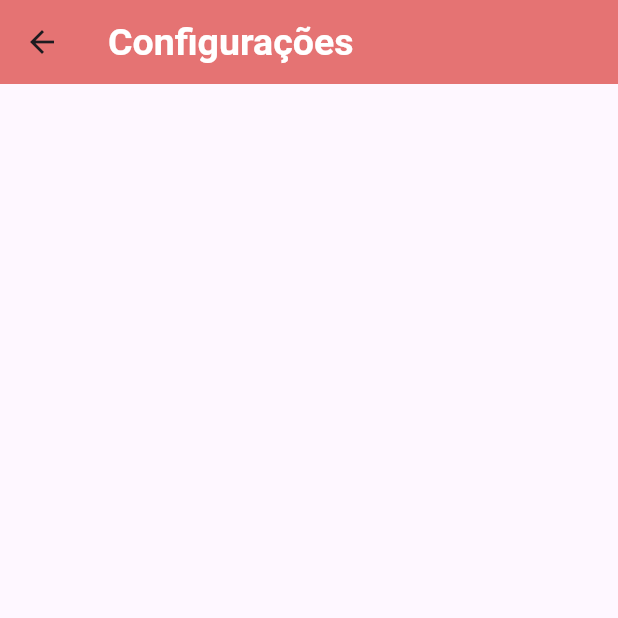
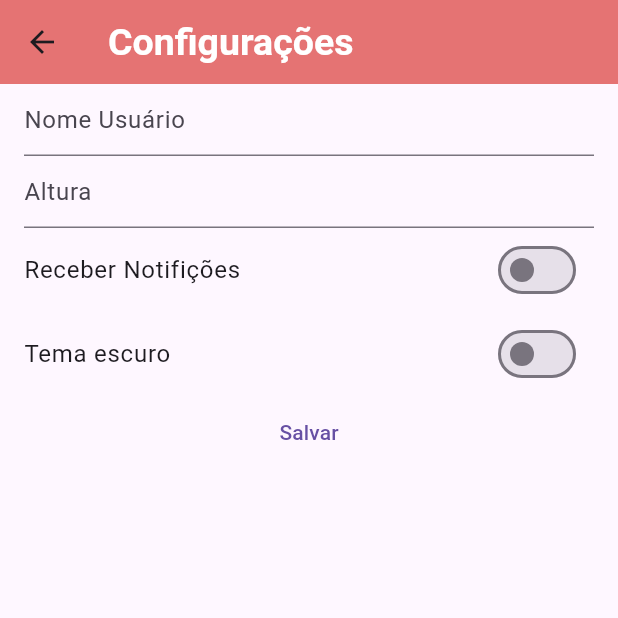
Before and after one commit to Lucaasshq/trilhaapp-dio, a Flutter app: the ConfiguracoesPage screen opened directly, on a phone screen of 412 x 824 dp, the top half of it. Run offline on Flutter 3.47's test engine with Material 3 defaults, Android fonts, the phone set to English and light mode, and no system bars; our stand-ins replace google_fonts, shared_preferences; accounts and stored records are empty.

Commit message:
add functions settings

```diff
--- a/lib/pages/configuracoes_page.dart
+++ b/lib/pages/configuracoes_page.dart
@@ -1,4 +1,6 @@
+import 'package:flutter/cupertino.dart';
 import 'package:flutter/material.dart';
+import 'package:flutter/widgets.dart';
 
 class ConfiguracoesPage extends StatefulWidget {
   const ConfiguracoesPage({super.key});
@@ -8,6 +10,12 @@ class ConfiguracoesPage extends StatefulWidget {
 }
 
 class _ConfiguracoesPageState extends State<ConfiguracoesPage> {
+  TextEditingController nomeUsuarioController = TextEditingController();
+  TextEditingController alturaController = TextEditingController();
+  String? nomeUsuario;
+  double? altura;
+  bool receberNotificacoes = false;
+  bool temaEscuro = false;
   @override
   Widget build(BuildContext context) {
     return SafeArea(
@@ -15,7 +23,44 @@ class _ConfiguracoesPageState extends State<ConfiguracoesPage> {
         appBar: AppBar(
           title: const Text('Configurações'),
         ),
-        body: Container(),
+        body: Container(
+          child: ListView(
+            children: [
+              Padding(
+                padding: const EdgeInsets.symmetric(horizontal: 16),
+                child: TextField(
+                  decoration: const InputDecoration(hintText: 'Nome Usuário'),
+                  controller: nomeUsuarioController,
+                ),
+              ),
+              Padding(
+                padding: const EdgeInsets.symmetric(horizontal: 16),
+                child: TextField(
+                  decoration: const InputDecoration(hintText: 'Altura'),
+                  controller: alturaController,
+                  keyboardType: TextInputType.number,
+                ),
+              ),
+              SwitchListTile(
+                  title: const Text('Receber Notifições'),
+                  value: receberNotificacoes,
+                  onChanged: (bool value) {
+                    setState(() {
+                      receberNotificacoes = value;
+                    });
+                  }),
+              SwitchListTile(
+                  title: const Text('Tema escuro'),
+                  value: temaEscuro,
+                  onChanged: (bool value) {
+                    setState(() {
+                      temaEscuro = value;
+                    });
+                  }),
+              TextButton(onPressed: () {}, child: const Text('Salvar'))
+            ],
+          ),
+        ),
       ),
     );
   }
```
